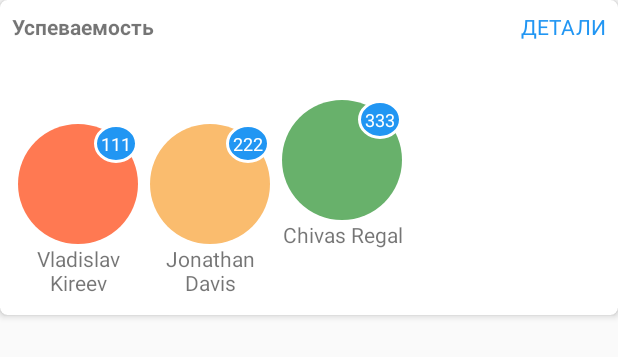
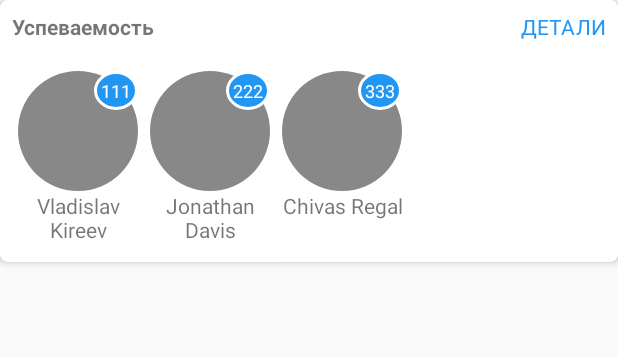
Before and after one commit to dracccula/PROJECT, an Android app: the layout fragment_grades.xml on its own in the app's theme, with its tools: preview values and no code run, on a phone screen of 412 x 824 dp. Shown: the top 357 px of the screen. Run offline under Robolectric (Android 15) with nearby library versions, the phone set to English and light mode, and no system bars.

Commit message:
looks like nothing changed

```diff
--- a/app/src/main/res/layout/fragment_grades.xml
+++ b/app/src/main/res/layout/fragment_grades.xml
@@ -1,15 +1,17 @@
 <?xml version="1.0" encoding="utf-8"?>
 <android.support.v7.widget.CardView xmlns:android="http://schemas.android.com/apk/res/android"
     xmlns:app="http://schemas.android.com/apk/res-auto"
+    xmlns:custom="http://schemas.android.com/apk/res-auto"
     xmlns:tools="http://schemas.android.com/tools"
-    xmlns:custom="http://schemas.android.com/apk/res-auto"
+    android:id="@+id/cardView2"
     android:layout_width="match_parent"
     android:layout_height="wrap_content"
+    app:cardCornerRadius="5dp"
     app:cardElevation="3dp"
-    app:cardCornerRadius="5dp"
     tools:context=".Courses.GradesFragment">
 
     <LinearLayout
+        android:id="@+id/linearLayout4"
         android:layout_width="match_parent"
         android:layout_height="wrap_content"
         android:orientation="vertical">
@@ -47,6 +49,7 @@
         </android.support.constraint.ConstraintLayout>
 
         <LinearLayout
+            android:id="@+id/linearLayout3"
             android:layout_width="match_parent"
             android:layout_height="wrap_content"
             android:orientation="horizontal"
@@ -63,11 +66,9 @@
                     android:layout_width="80dp"
                     android:layout_height="80dp"
                     android:gravity="center"
-                    app:layout_constraintBottom_toBottomOf="parent"
                     app:layout_constraintEnd_toEndOf="parent"
                     app:layout_constraintStart_toStartOf="parent"
-                    app:layout_constraintTop_toTopOf="parent"
-                    custom:roundColor="#FF7952"/>
+                    app:layout_constraintTop_toTopOf="parent" />
 
                 <TextView
                     android:id="@+id/tvAvatarNameOne"
@@ -78,7 +79,7 @@
                     app:layout_constraintBottom_toBottomOf="parent"
                     app:layout_constraintEnd_toEndOf="parent"
                     app:layout_constraintStart_toStartOf="parent"
-                    app:layout_constraintTop_toBottomOf="@id/viewAvatarOne"/>
+                    app:layout_constraintTop_toBottomOf="@id/viewAvatarOne" />
 
                 <TextView
                     android:id="@+id/pointsBadgeOne"
@@ -105,11 +106,9 @@
                     android:layout_width="80dp"
                     android:layout_height="80dp"
                     android:gravity="center"
-                    app:layout_constraintBottom_toBottomOf="parent"
                     app:layout_constraintEnd_toEndOf="parent"
                     app:layout_constraintStart_toStartOf="parent"
-                    app:layout_constraintTop_toTopOf="parent"
-                    custom:roundColor="#FABC6E"/>
+                    app:layout_constraintTop_toTopOf="parent" />
 
                 <TextView
                     android:id="@+id/tvAvatarNameTwo"
@@ -120,7 +119,7 @@
                     app:layout_constraintBottom_toBottomOf="parent"
                     app:layout_constraintEnd_toEndOf="parent"
                     app:layout_constraintStart_toStartOf="parent"
-                    app:layout_constraintTop_toBottomOf="@id/viewAvatarTwo"/>
+                    app:layout_constraintTop_toBottomOf="@id/viewAvatarTwo" />
 
                 <TextView
                     android:id="@+id/pointsBadgeTwo"
@@ -147,11 +146,9 @@
                     android:layout_width="80dp"
                     android:layout_height="80dp"
                     android:gravity="center"
-                    app:layout_constraintBottom_toBottomOf="parent"
                     app:layout_constraintEnd_toEndOf="parent"
                     app:layout_constraintStart_toStartOf="parent"
-                    app:layout_constraintTop_toTopOf="parent"
-                    custom:roundColor="#68B16B"/>
+                    app:layout_constraintTop_toTopOf="parent" />
 
                 <TextView
                     android:id="@+id/tvAvatarNameThree"
@@ -162,7 +159,7 @@
                     app:layout_constraintBottom_toBottomOf="parent"
                     app:layout_constraintEnd_toEndOf="parent"
                     app:layout_constraintStart_toStartOf="parent"
-                    app:layout_constraintTop_toBottomOf="@id/viewAvatarThree"/>
+                    app:layout_constraintTop_toBottomOf="@id/viewAvatarThree" />
 
                 <TextView
                     android:id="@+id/pointsBadgeThree"
```
Also changed, not shown: app/src/main/java/kireev/ftshw/project/Courses/GradesListActivity.java (+11 -2 lines), app/src/main/java/kireev/ftshw/project/Courses/ui/gradeslist/AllContactsAdapter.java (+17 -9 lines), app/src/main/java/kireev/ftshw/project/Courses/ui/gradeslist/GradesListFragment.java (+10 -9 lines), app/src/main/res/layout/grades_grid_item.xml (added, +49 -0 lines), app/src/main/res/layout/grades_list_item.xml (+9 -0 lines), 3 other files.
